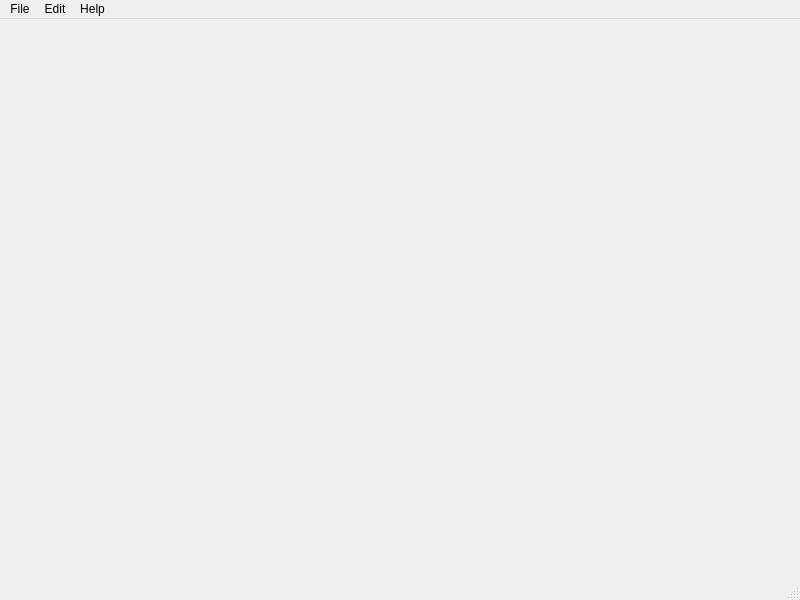
First picture: the form in src/widgets/main_window.ui, repository pbmoeller/MinecraftNbtViewer, before the edit.
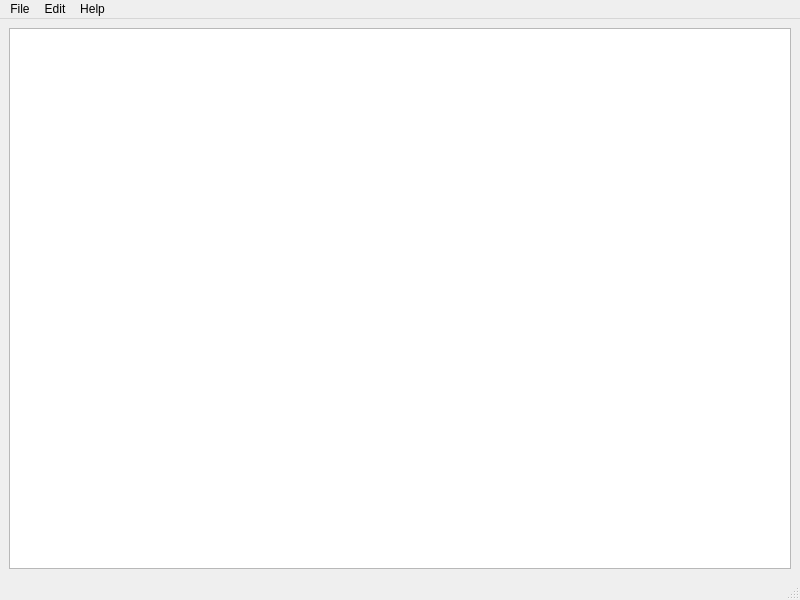
Second picture: the form after the edit.

Patch:
```diff
--- a/src/widgets/main_window.ui
+++ b/src/widgets/main_window.ui
@@ -13,7 +13,17 @@
   <property name="windowTitle">
    <string>MainWindow</string>
   </property>
-  <widget class="QWidget" name="centralwidget"/>
+  <widget class="QWidget" name="centralwidget">
+   <layout class="QHBoxLayout" name="horizontalLayout_2">
+    <item>
+     <layout class="QHBoxLayout" name="horizontalLayout">
+      <item>
+       <widget class="QTreeView" name="nbtDataTreeView"/>
+      </item>
+     </layout>
+    </item>
+   </layout>
+  </widget>
   <widget class="QMenuBar" name="menubar">
    <property name="geometry">
     <rect>
```
